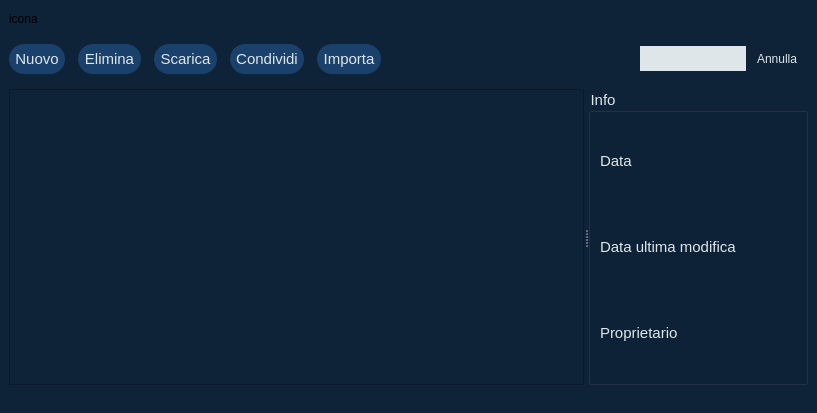
Before: the Qt Designer form Client/principale.ui in MarcoFlo/Google-Drive, drawn with Qt 5.
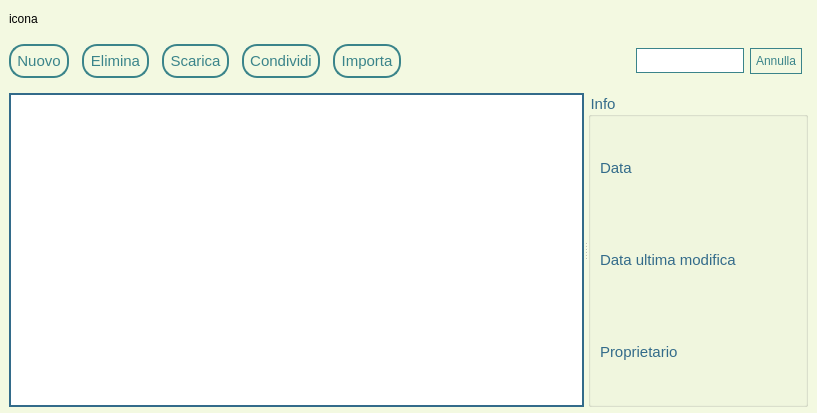
After: the same form once the commit is applied.

Patch:
```diff
--- a/Client/principale.ui
+++ b/Client/principale.ui
@@ -20,7 +20,8 @@
    <string>MainWindow</string>
   </property>
   <property name="styleSheet">
-   <string notr="true">background-color:rgb(14,34,56)</string>
+   <string notr="true">background-color: rgb(243, 249, 225);
+border-color:10px solid black;</string>
   </property>
   <widget class="QWidget" name="centralwidget">
    <property name="sizePolicy">
@@ -55,6 +56,9 @@
       </property>
       <item>
        <widget class="QLabel" name="icona">
+        <property name="styleSheet">
+         <string notr="true">background-colo:none;</string>
+        </property>
         <property name="text">
          <string>icona</string>
         </property>
@@ -99,12 +103,13 @@
          <widget class="QPushButton" name="nuovo">
           <property name="styleSheet">
            <string notr="true">border-radius: 15px;
-background-color: rgb(26,65,108);
+background-color:none;
+border:2px solid #3a848a;
 padding: 6px;
-color: #dfe6e9;
-border: none;
+color: #3a848a;
 font-size: 15px;
-font-family: 'Calibri'</string>
+font-family: 'Calibri';
+border-radius: 15px;</string>
           </property>
           <property name="text">
            <string>Nuovo</string>
@@ -113,14 +118,19 @@
         </item>
         <item>
          <widget class="QPushButton" name="elimina">
+          <property name="enabled">
+           <bool>true</bool>
+          </property>
           <property name="styleSheet">
-           <string notr="true">border-radius: 15px;
-background-color: rgb(26,65,108);
+           <string notr="true">background-color:none;
+border:2px solid #3a848a;
 padding: 6px;
-color: #dfe6e9;
-border: none;
+color: #3a848a;
 font-size: 15px;
-font-family: 'Calibri'</string>
+font-family: 'Calibri';
+border-radius: 15px;
+
+disabled-border-color: solid grey;</string>
           </property>
           <property name="text">
            <string>Elimina</string>
@@ -130,13 +140,13 @@
         <item>
          <widget class="QPushButton" name="scarica">
           <property name="styleSheet">
-           <string notr="true">border-radius: 15px;
-background-color: rgb(26,65,108);
+           <string notr="true">background-color:none;
+border:2px solid #3a848a;
 padding: 6px;
-color: #dfe6e9;
-border: none;
+color: #3a848a;
 font-size: 15px;
-font-family: 'Calibri'</string>
+font-family: 'Calibri';
+border-radius: 15px;</string>
           </property>
           <property name="text">
            <string>Scarica</string>
@@ -146,13 +156,13 @@
         <item>
          <widget class="QPushButton" name="condividi">
           <property name="styleSheet">
-           <string notr="true">border-radius: 15px;
-background-color: rgb(26,65,108);
+           <string notr="true">background-color:none;
+border:2px solid #3a848a;
 padding: 6px;
-color: #dfe6e9;
-border: none;
+color: #3a848a;
 font-size: 15px;
-font-family: 'Calibri'</string>
+font-family: 'Calibri';
+border-radius: 15px;</string>
           </property>
           <property name="text">
            <string>Condividi</string>
@@ -162,13 +172,13 @@
         <item>
          <widget class="QPushButton" name="importa">
           <property name="styleSheet">
-           <string notr="true">border-radius: 15px;
-background-color: rgb(26,65,108);
+           <string notr="true">background-color:none;
+border:2px solid #3a848a;
 padding: 6px;
-color: #dfe6e9;
-border: none;
+color: #3a848a;
 font-size: 15px;
-font-family: 'Calibri'</string>
+font-family: 'Calibri';
+border-radius: 15px;</string>
           </property>
           <property name="text">
            <string>Importa</string>
@@ -228,8 +238,9 @@
            </font>
           </property>
           <property name="styleSheet">
-           <string notr="true">background-color:#dfe6e9;
-border: 1px #dfe6e9;
+           <string notr="true">border:1px solid #3a848a;
+color: #3a848a;
+background-color:none;
 </string>
           </property>
          </widget>
@@ -237,9 +248,9 @@
         <item>
          <widget class="QPushButton" name="cerca">
           <property name="styleSheet">
-           <string notr="true">color: #dfe6e9;
+           <string notr="true">color: #3a848a;
 font-size: 12px;
-border: none;
+border: 1px solid #3a848a;
 padding: 5px;
 font-family: 'Calibri';
 background-color:none</string>
@@ -261,10 +272,30 @@
         <verstretch>0</verstretch>
        </sizepolicy>
       </property>
+      <property name="styleSheet">
+       <string notr="true">background-color:none;</string>
+      </property>
       <property name="orientation">
        <enum>Qt::Horizontal</enum>
       </property>
-      <widget class="QTableWidget" name="lista"/>
+      <widget class="QTableWidget" name="lista">
+       <property name="contextMenuPolicy">
+        <enum>Qt::NoContextMenu</enum>
+       </property>
+       <property name="autoFillBackground">
+        <bool>false</bool>
+       </property>
+       <property name="styleSheet">
+        <string notr="true">background-color:none;
+border: 2px solid #336b8a;
+font-family:'Calibri';
+font-size:12px;
+font-color:#336b8a;</string>
+       </property>
+       <property name="sizeAdjustPolicy">
+        <enum>QAbstractScrollArea::AdjustIgnored</enum>
+       </property>
+      </widget>
       <widget class="QGroupBox" name="info">
        <property name="maximumSize">
         <size>
@@ -273,10 +304,13 @@
         </size>
        </property>
        <property name="styleSheet">
-        <string notr="true">color: #dfe6e9;
-font-size: 15px #dfe6e9;
+        <string notr="true">color: #336b8a;
+font-color: #336b8a;
+font-size: 15px;
 font-family: 'Calibri';
-background-color:none</string>
+background-color:none;
+
+</string>
        </property>
        <property name="title">
         <string>Info</string>
@@ -310,6 +344,9 @@
         </item>
         <item>
          <widget class="QLabel" name="dataMod">
+          <property name="styleSheet">
+           <string notr="true">color:#336b8a</string>
+          </property>
           <property name="text">
            <string>Data ultima modifica</string>
           </property>
@@ -328,7 +365,6 @@
     </item>
    </layout>
   </widget>
-  <widget class="QStatusBar" name="statusbar"/>
  </widget>
  <resources/>
  <connections>
```
